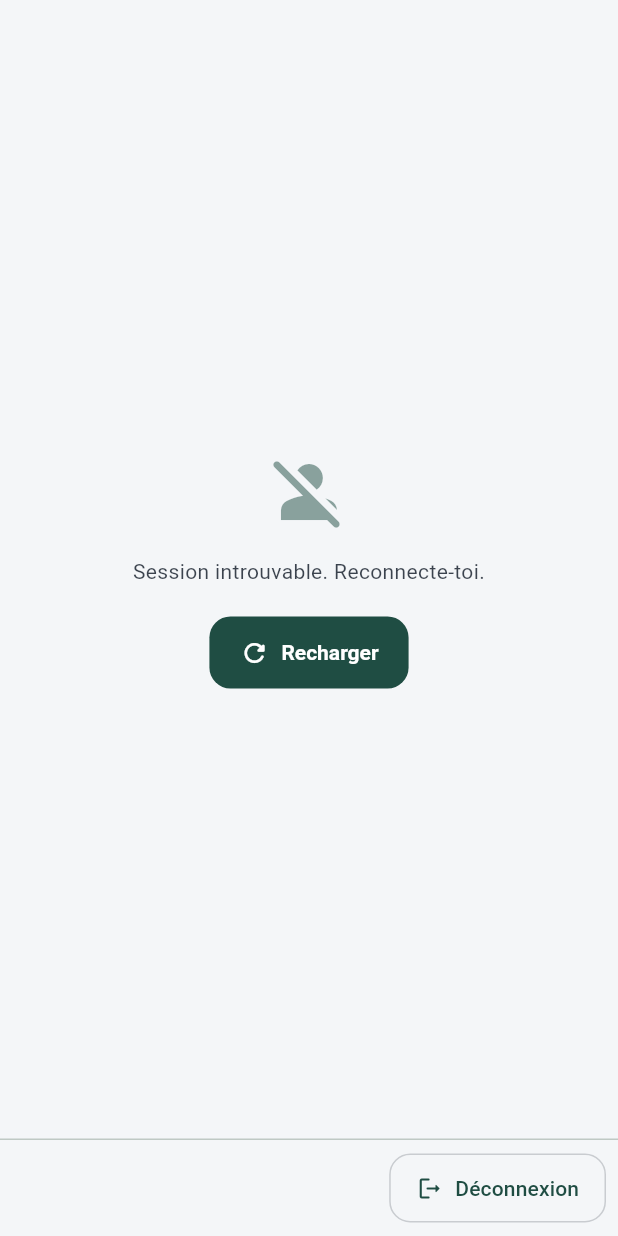
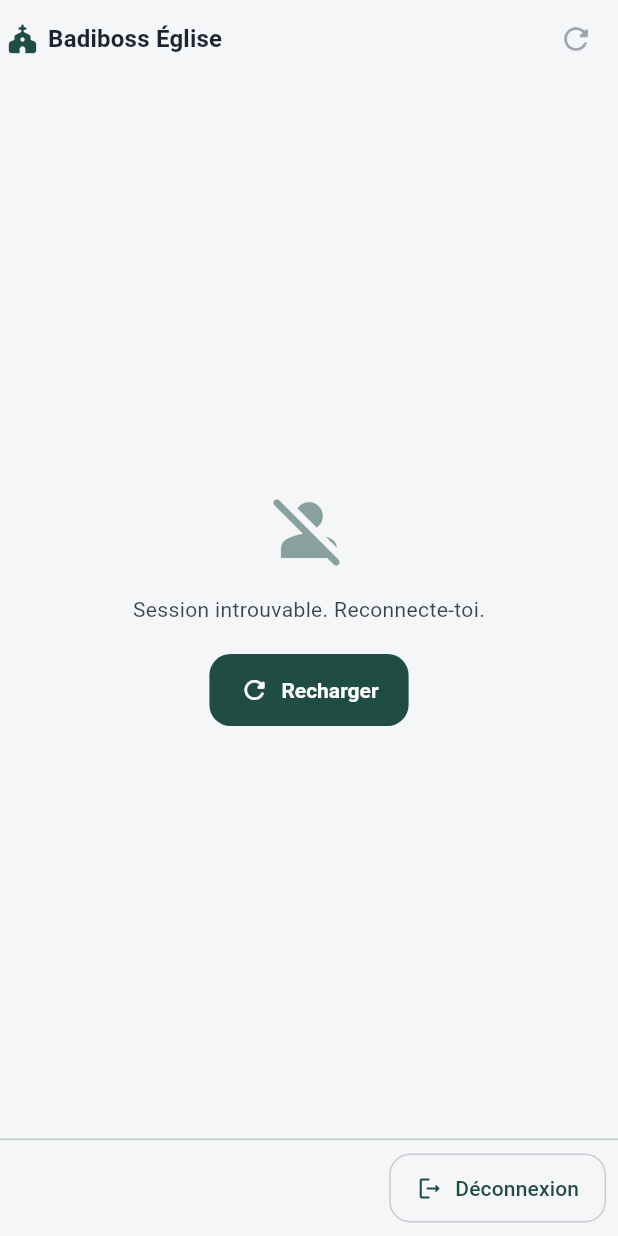
Before and after one commit to eliekabala0-sketch/badiboss-eglise-server, a Flutter app: the AppShell screen opened directly, on a phone screen of 412 x 824 dp. Run offline on Flutter 3.47's test engine with Material 3 defaults, Android fonts, the phone set to English and light mode, and no system bars; our stand-ins replace share_plus, shared_preferences; missing offline and left inert: mobile_scanner; accounts and stored records are empty.

Commit message:
feat: bouton actualiser via SessionRefresh sur AppShell et dashboards
Made-with: Cursor

```diff
--- a/badiboss_eglise/lib/screens/app_shell.dart
+++ b/badiboss_eglise/lib/screens/app_shell.dart
@@ -145,15 +145,58 @@ final class _AppShellState extends State<AppShell> {
       _mountedTabPages.putIfAbsent(_currentIndex, () => _tabs[_currentIndex].page);
     }
 
+    final scheme = Theme.of(context).colorScheme;
+
     return Scaffold(
       body: (_tabs.isEmpty)
           ? const Center(child: CircularProgressIndicator())
-          : IndexedStack(
-              index: _currentIndex,
-              children: List<Widget>.generate(
-                _tabs.length,
-                (i) => _mountedTabPages[i] ?? const SizedBox.shrink(),
-              ),
+          : Column(
+              crossAxisAlignment: CrossAxisAlignment.stretch,
+              children: [
+                Material(
+                  color: scheme.surface,
+                  elevation: 0.5,
+                  shadowColor: scheme.shadow.withOpacity(0.12),
+                  child: SafeArea(
+                    bottom: false,
+                    child: Padding(
+                      padding: const EdgeInsets.only(left: 4, right: 4, top: 2),
+                      child: Row(
+                        children: [
+                          Icon(Icons.church_rounded, size: 22, color: scheme.primary),
+                          const SizedBox(width: 6),
+                          Expanded(
+                            child: Text(
+                              'Badiboss Église',
+                              maxLines: 1,
+                              overflow: TextOverflow.ellipsis,
+                              style: Theme.of(context).textTheme.titleMedium?.copyWith(
+                                    fontWeight: FontWeight.w700,
+                                  ),
+                            ),
+                          ),
+                          IconButton(
+                            tooltip: 'Actualiser les données',
+                            onPressed: s == null
+                                ? null
+                                : () => SessionRefresh.bump(),
+                            icon: const Icon(Icons.refresh_rounded),
+                          ),
+                        ],
+                      ),
+                    ),
+                  ),
+                ),
+                Expanded(
+                  child: IndexedStack(
+                    index: _currentIndex,
+                    children: List<Widget>.generate(
+                      _tabs.length,
+                      (i) => _mountedTabPages[i] ?? const SizedBox.shrink(),
+                    ),
+                  ),
+                ),
+              ],
             ),
       bottomNavigationBar: (_tabs.length <= 1)
           ? null
--- a/badiboss_eglise/lib/screens/dashboard/admin_dashboard.dart
+++ b/badiboss_eglise/lib/screens/dashboard/admin_dashboard.dart
@@ -4,6 +4,7 @@ import 'package:flutter/material.dart';
 import '../../auth/ui/permission_gate.dart';
 import '../../auth/permissions.dart';
 import '../../core/logout_helper.dart';
+import '../../services/session_refresh.dart';
 
 class AdminDashboard extends StatelessWidget {
   const AdminDashboard({super.key});
@@ -15,6 +16,11 @@ class AdminDashboard extends StatelessWidget {
         title: const Text('Admin — Tableau de bord'),
         centerTitle: true,
         actions: [
+          IconButton(
+            tooltip: 'Actualiser',
+            onPressed: () => SessionRefresh.bump(),
+            icon: const Icon(Icons.refresh_rounded),
+          ),
           IconButton(
             tooltip: 'Déconnexion',
             onPressed: () => _logout(context),
--- a/badiboss_eglise/lib/screens/dashboard/membre_dashboard.dart
+++ b/badiboss_eglise/lib/screens/dashboard/membre_dashboard.dart
@@ -4,6 +4,7 @@ import 'package:flutter/material.dart';
 import '../../auth/ui/permission_gate.dart';
 import '../../auth/permissions.dart';
 import '../../core/logout_helper.dart';
+import '../../services/session_refresh.dart';
 import '../member_neighbors_screen.dart';
 import '../member_history_page.dart';
 import '../tabs/tab_profile.dart';
@@ -18,6 +19,11 @@ class MembreDashboard extends StatelessWidget {
         title: const Text('Membre — Tableau de bord'),
         centerTitle: true,
         actions: [
+          IconButton(
+            tooltip: 'Actualiser',
+            onPressed: () => SessionRefresh.bump(),
+            icon: const Icon(Icons.refresh_rounded),
+          ),
           IconButton(
             tooltip: 'Déconnexion',
             onPressed: () => _logout(context),
--- a/badiboss_eglise/lib/screens/dashboard/pasteur_dashboard.dart
+++ b/badiboss_eglise/lib/screens/dashboard/pasteur_dashboard.dart
@@ -5,6 +5,7 @@ import '../../auth/ui/permission_gate.dart';
 import '../../auth/permissions.dart';
 import '../../auth/stores/session_store.dart';
 import '../../core/logout_helper.dart';
+import '../../services/session_refresh.dart';
 import '../pages/relations_page.dart';
 import '../pages/pasteur_irregulars_page.dart';
 
@@ -18,6 +19,11 @@ class PasteurDashboard extends StatelessWidget {
         title: const Text('Pasteur — Tableau de bord'),
         centerTitle: true,
         actions: [
+          IconButton(
+            tooltip: 'Actualiser',
+            onPressed: () => SessionRefresh.bump(),
+            icon: const Icon(Icons.refresh_rounded),
+          ),
           IconButton(
             tooltip: 'Déconnexion',
             onPressed: () => _logout(context),
```
Also changed, not shown: badiboss_eglise/lib/auth/ui/permission_gate.dart (+14 -0 lines), badiboss_eglise/lib/screens/dashboard/protocole_dashboard.dart (+14 -0 lines), badiboss_eglise/lib/screens/dashboard/super_admin_dashboard.dart (+7 -0 lines), badiboss_eglise/lib/screens/tabs/tab_home.dart (+14 -0 lines), badiboss_eglise/lib/screens/tabs/tab_members.dart (+7 -0 lines), badiboss_eglise/lib/screens/tabs/tab_profile.dart (+14 -1 lines).
